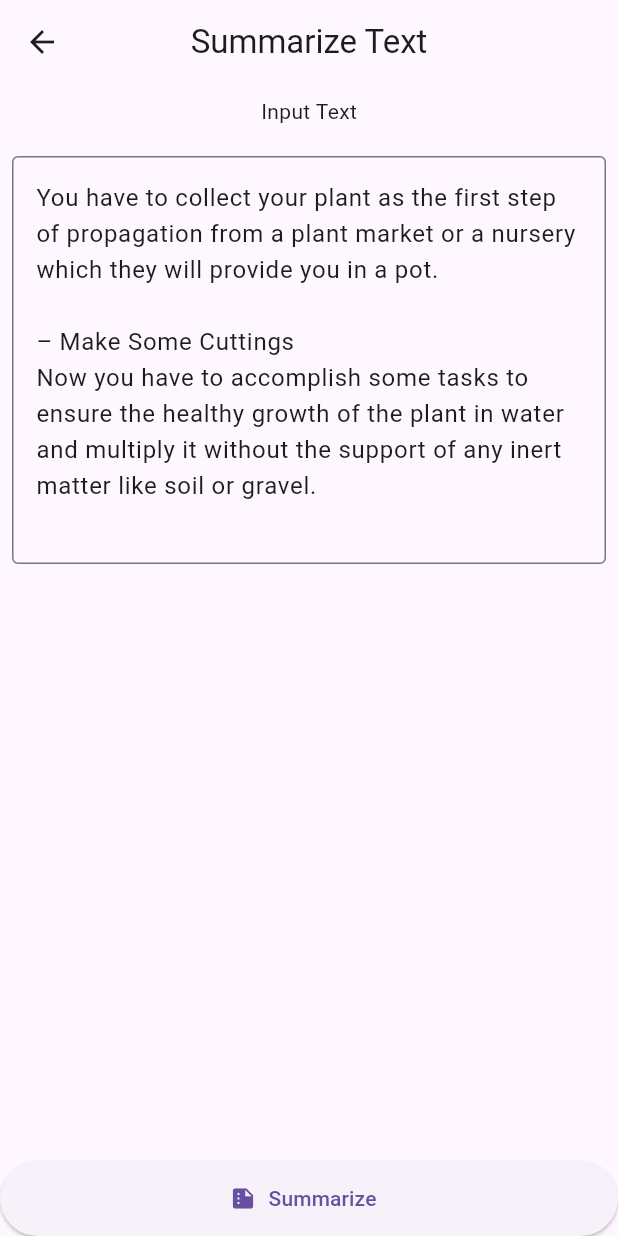
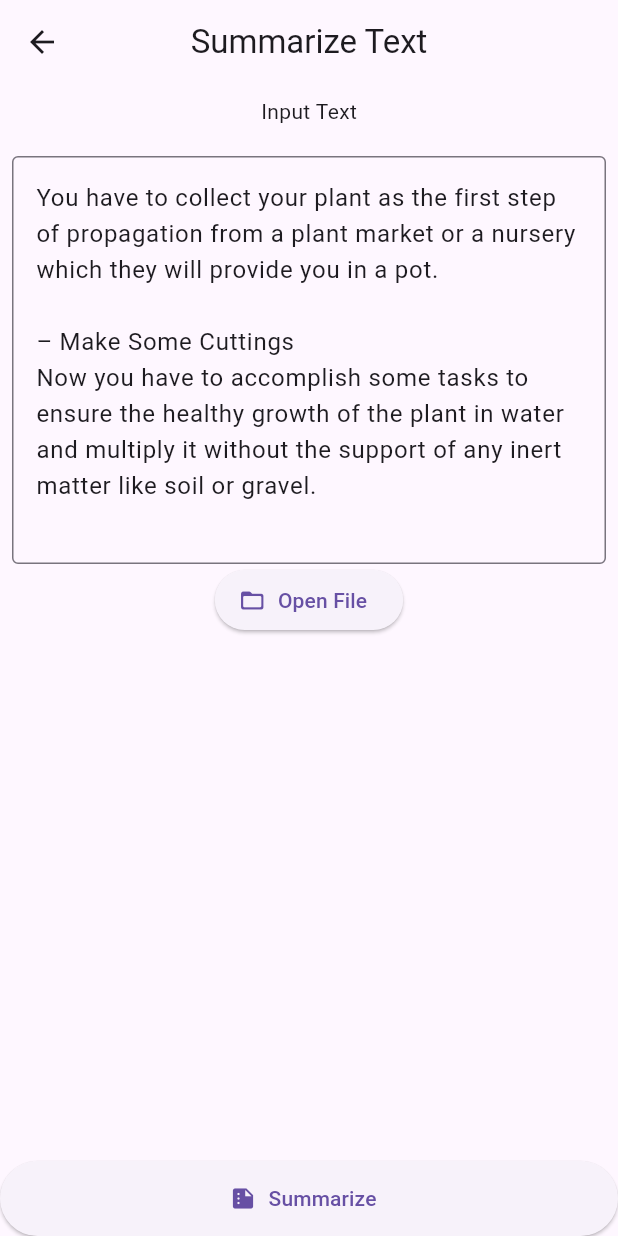
Before and after one commit to yeasin50/echo_task_pro, a Flutter app: the SummarizeTextPage screen opened directly, on a phone screen of 412 x 824 dp. Run offline on Flutter 3.47's test engine with Material 2 defaults, Android fonts, the light colour scheme and no system bars; our stand-ins replace bloc, cloud_firestore, equatable, firebase_auth, firebase_core, flutter_chat_types and 3 more; missing offline and left inert: my_utils; accounts and stored records are empty; network calls fail; statements that could not run were skipped.

Commit message:
wip-re_org

```diff
--- /dev/null
+++ b/lib/features/text_summarize/data/datasources/temp_data.dart
@@ -0,0 +1,16 @@
+final tempLongText = """
+You have to collect your plant as the first step of propagation from a plant market or a nursery which they will provide you in a pot.
+
+– Make Some Cuttings
+Now you have to accomplish some tasks to ensure the healthy growth of the plant in water and multiply it without the support of any inert matter like soil or gravel.
+
+At first, you have to cut the plantlets or young, small baby spider plants, which the mother plant produces on runner or stolon due to asexual reproduction. Use sharp tools like knives or scissors to cut the plantlets or spiderettes.
+
+– Place It in A Jar
+Then place the extracted baby plants in a jar full of water but be careful so that the full plantlet doesn’t get submerged as only the root or bottom part is required to be immersed in water.
+
+Be careful to keep the plantlets in the right position, as it’s also a vital requirement to grow the plant in water. Keep spiderettes vertical in a jar or container, and new roots will be shown in a week to two weeks, and as a result, a healthy spider plant can live until 20 years on average.
+
+– Non-chlorinated Water
+Proper maintenance is the key to making spider plants grow faster in water. It would be best to fill up the jar or container where you will raise the plant with pure, non-chlorinated water and put the spider plant babies into the jar, ensuring its leaves stay outside the water.
+""";
--- a/lib/features/text_summarize/presentation/pages/summarize_text_page.dart
+++ b/lib/features/text_summarize/presentation/pages/summarize_text_page.dart
@@ -1,6 +1,9 @@
+import 'package:f3/features/text_summarize/presentation/widgets/text_choose_option.dart';
 import 'package:f3/locator.dart';
 import 'package:flutter/material.dart';
 import 'package:my_utils/my_utils.dart';
+
+import '../../data/datasources/temp_data.dart';
 
 class SummarizeTextPage extends StatefulWidget {
   const SummarizeTextPage({super.key});
@@ -10,24 +13,7 @@ class SummarizeTextPage extends StatefulWidget {
 }
 
 class _SummarizeTextPageState extends State<SummarizeTextPage> {
-  final testText = """
-You have to collect your plant as the first step of propagation from a plant market or a nursery which they will provide you in a pot.
-
-– Make Some Cuttings
-Now you have to accomplish some tasks to ensure the healthy growth of the plant in water and multiply it without the support of any inert matter like soil or gravel.
-
-At first, you have to cut the plantlets or young, small baby spider plants, which the mother plant produces on runner or stolon due to asexual reproduction. Use sharp tools like knives or scissors to cut the plantlets or spiderettes.
-
-– Place It in A Jar
-Then place the extracted baby plants in a jar full of water but be careful so that the full plantlet doesn’t get submerged as only the root or bottom part is required to be immersed in water.
-
-Be careful to keep the plantlets in the right position, as it’s also a vital requirement to grow the plant in water. Keep spiderettes vertical in a jar or container, and new roots will be shown in a week to two weeks, and as a result, a healthy spider plant can live until 20 years on average.
-
-– Non-chlorinated Water
-Proper maintenance is the key to making spider plants grow faster in water. It would be best to fill up the jar or container where you will raise the plant with pure, non-chlorinated water and put the spider plant babies into the jar, ensuring its leaves stay outside the water.
-""";
-
-  late final TextEditingController _textEditingController = TextEditingController.fromValue(TextEditingValue(text: testText));
+  late final TextEditingController _textEditingController = TextEditingController.fromValue(TextEditingValue(text: tempLongText));
 
   bool isSummarizing = false;
   String? summarizedText;
@@ -85,8 +71,11 @@ Proper maintenance is the key to making spider plants grow faster in water. It w
                 hintText: "your long text here",
               ),
             ),
-            const SizedBox(
-              height: 20,
+            TextGetterOption(
+              onTextGet: (text) {
+                _textEditingController.text = text;
+                // summarizeText();
+              },
             ),
             if (summarizedText != null) ...[
               const Text("Output Text"),
--- /dev/null
+++ b/lib/features/text_summarize/presentation/widgets/text_choose_option.dart
@@ -0,0 +1,24 @@
+import 'package:flutter/material.dart';
+
+class TextGetterOption extends StatelessWidget {
+  const TextGetterOption({
+    super.key,
+    required this.onTextGet,
+  });
+
+  final Function(String text) onTextGet;
+
+  @override
+  Widget build(BuildContext context) {
+    return Row(
+      mainAxisSize: MainAxisSize.min,
+      children: [
+        ElevatedButton.icon(
+          onPressed: () async {},
+          label: const Text("Open File"),
+          icon: const Icon(Icons.folder_open_rounded),
+        )
+      ],
+    );
+  }
+}
```
Also changed, not shown: 1 other file.
